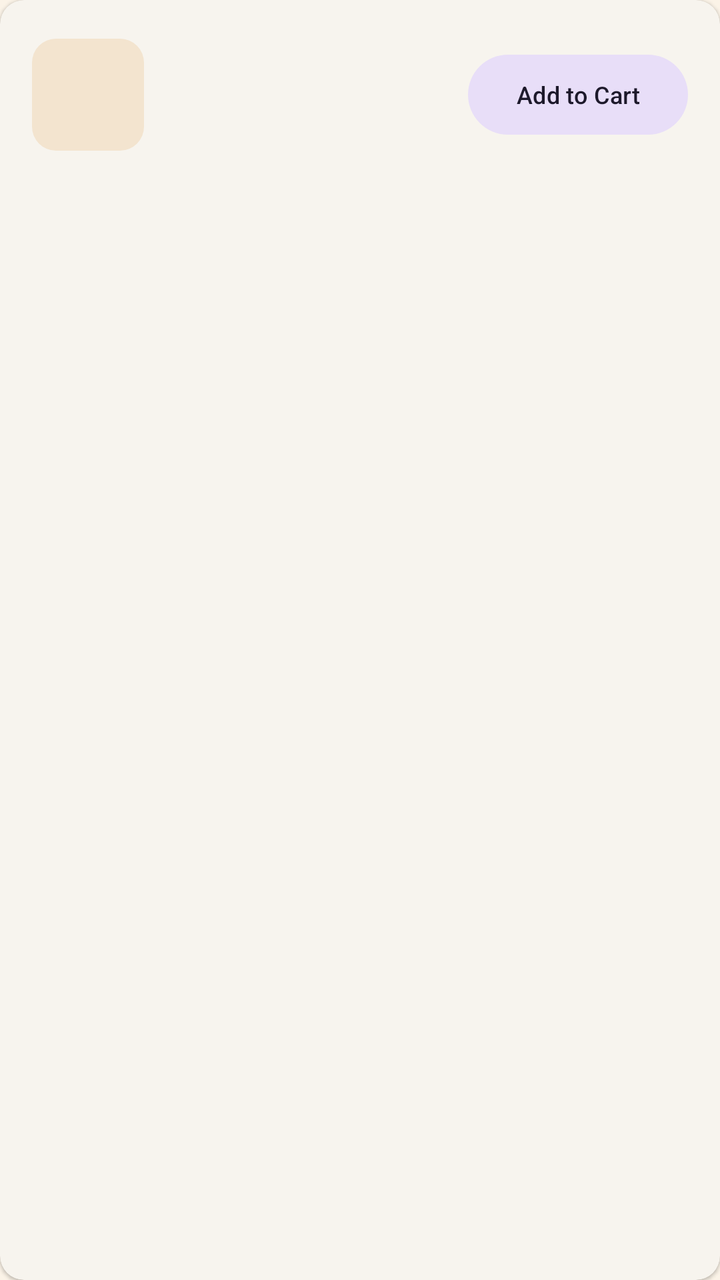
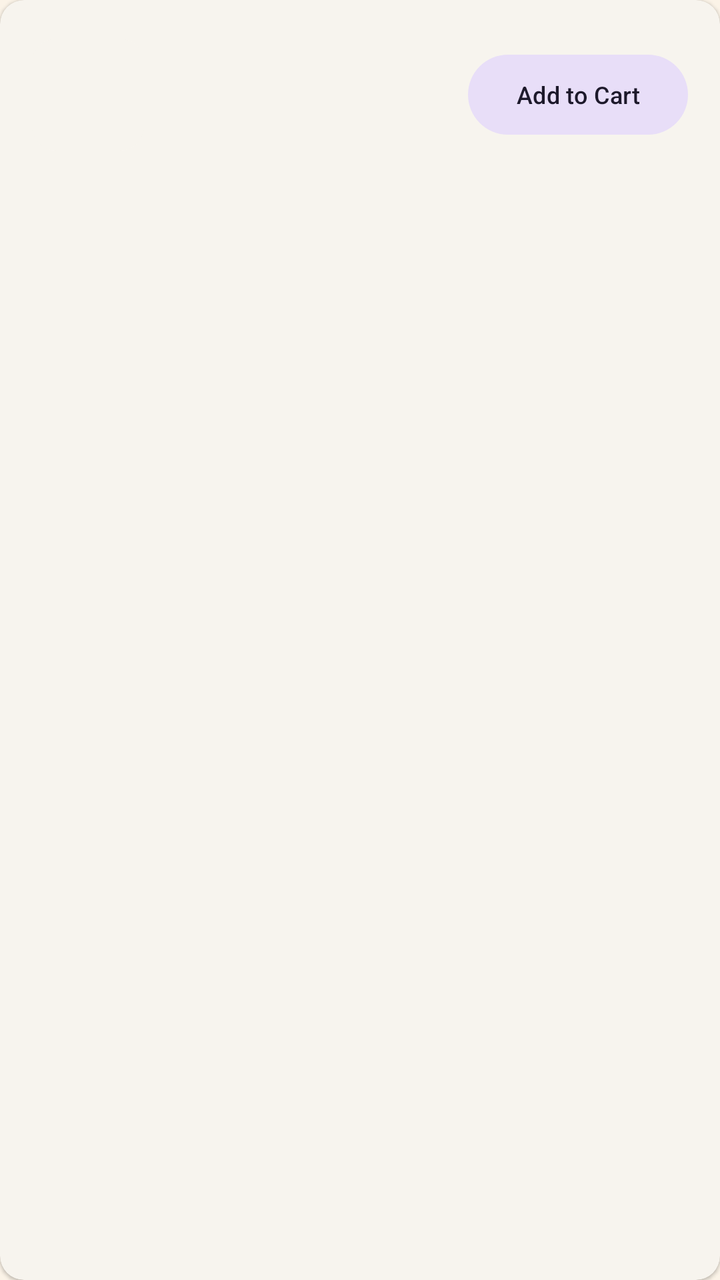

The first picture is an Android layout as it rendered before a commit; the second is the same layout after the commit. The layout source and the unified diff follow.
<!-- AndroidManifest.xml: application theme Theme.Jojos_Cup_Of_Jo -->
<!-- res/layout/item_product.xml -->
<?xml version="1.0" encoding="utf-8"?>
<com.google.android.material.card.MaterialCardView
    xmlns:android="http://schemas.android.com/apk/res/android"
    xmlns:app="http://schemas.android.com/apk/res-auto"
    android:layout_width="match_parent"
    android:layout_height="wrap_content"
    android:layout_marginHorizontal="@dimen/spacing_md"
    android:layout_marginVertical="@dimen/spacing_sm"
    app:cardCornerRadius="@dimen/card_corner_radius"
    app:cardElevation="1dp"
    app:strokeWidth="0dp">

    <LinearLayout
        android:layout_width="match_parent"
        android:layout_height="wrap_content"
        android:gravity="center_vertical"
        android:orientation="horizontal"
        android:padding="@dimen/spacing_md">

        <FrameLayout
            android:layout_width="@dimen/product_swatch_size"
            android:layout_height="@dimen/product_swatch_size">

            <View
                android:id="@+id/product_swatch"
                android:layout_width="match_parent"
                android:layout_height="match_parent"
                android:background="@drawable/bg_placeholder_square" />

            <TextView
                android:id="@+id/product_initials"
                android:layout_width="wrap_content"
                android:layout_height="wrap_content"
                android:layout_gravity="center"
                android:textColor="@color/coffee_cream_50"
                android:textSize="18sp"
                android:textStyle="bold" />
        </FrameLayout>

        <LinearLayout
            android:layout_width="0dp"
            android:layout_height="wrap_content"
            android:layout_marginStart="@dimen/spacing_md"
            android:layout_weight="1"
            android:orientation="vertical">

            <TextView
                android:id="@+id/product_name"
                android:layout_width="match_parent"
                android:layout_height="wrap_content"
                android:textAppearance="@style/TextAppearance.Material3.TitleMedium"
                android:textColor="?attr/colorOnSurface" />

            <TextView
                android:id="@+id/product_description"
                android:layout_width="match_parent"
                android:layout_height="wrap_content"
                android:layout_marginTop="2dp"
                android:ellipsize="end"
                android:maxLines="2"
                android:textAppearance="@style/TextAppearance.Material3.BodySmall"
                android:textColor="?attr/colorOnSurfaceVariant" />

            <TextView
                android:id="@+id/product_price"
                android:layout_width="match_parent"
                android:layout_height="wrap_content"
                android:layout_marginTop="4dp"
                android:textAppearance="@style/TextAppearance.Material3.TitleSmall"
                android:textColor="?attr/colorPrimary" />
        </LinearLayout>

        <com.google.android.material.button.MaterialButton
            android:id="@+id/add_to_cart_button"
            style="@style/Widget.Material3.Button.TonalButton"
            android:layout_width="wrap_content"
            android:layout_height="wrap_content"
            android:layout_marginStart="@dimen/spacing_sm"
            android:text="@string/add_to_cart"
            android:textSize="12sp" />

    </LinearLayout>

</com.google.android.material.card.MaterialCardView>
<!-- resources referenced by this layout -->
<resources>
  <color name="coffee_cream_50">#FFFDF8</color>
  <dimen name="card_corner_radius">12dp</dimen>
  <dimen name="product_swatch_size">56dp</dimen>
  <dimen name="spacing_md">16dp</dimen>
  <dimen name="spacing_sm">8dp</dimen>
  <!-- drawable bg_placeholder_square (drawable) -->
  <?xml version="1.0" encoding="utf-8"?>
  <shape xmlns:android="http://schemas.android.com/apk/res/android"
      android:shape="rectangle">
      <solid android:color="@color/coffee_cream_200" />
      <corners android:radius="@dimen/card_corner_radius" />
  </shape>
  <string name="add_to_cart">Add to Cart</string>
  <style name="Theme.Jojos_Cup_Of_Jo" parent="Base.Theme.Jojos_Cup_Of_Jo" />
  <color name="coffee_cream_200">#F3E4CF</color>
  <style name="Base.Theme.Jojos_Cup_Of_Jo" parent="Theme.Material3.DayNight.NoActionBar">
          <item name="colorPrimary">@color/coffee_mocha_700</item>
          <item name="colorOnPrimary">@color/coffee_cream_50</item>
          <item name="colorPrimaryContainer">@color/coffee_cream_200</item>
          <item name="colorOnPrimaryContainer">@color/coffee_espresso_900</item>
          <item name="colorSecondary">@color/sunflower_yellow_500</item>
          <item name="colorOnSecondary">@color/coffee_espresso_900</item>
          <item name="colorSurface">@color/coffee_cream_50</item>
          <item name="colorOnSurface">@color/coffee_espresso_900</item>
          <item name="android:colorBackground">@color/coffee_cream_100</item>
      </style>
  <color name="coffee_mocha_700">#6F4E37</color>
  <color name="coffee_espresso_900">#3B2519</color>
  <color name="sunflower_yellow_500">#E8A93A</color>
  <color name="coffee_cream_100">#FBF3E7</color>
</resources>

<!-- the commit's change to res/layout/item_product.xml (unified diff, before → after) -->
@@ -17,25 +17,21 @@
         android:orientation="horizontal"
         android:padding="@dimen/spacing_md">
 
-        <FrameLayout
-            android:layout_width="@dimen/product_swatch_size"
-            android:layout_height="@dimen/product_swatch_size">
+        <com.google.android.material.card.MaterialCardView
+            android:layout_width="@dimen/product_image_size"
+            android:layout_height="@dimen/product_image_size"
+            app:cardCornerRadius="@dimen/card_corner_radius"
+            app:cardElevation="0dp"
+            app:strokeWidth="0dp">
 
-            <View
-                android:id="@+id/product_swatch"
+            <ImageView
+                android:id="@+id/product_image"
                 android:layout_width="match_parent"
                 android:layout_height="match_parent"
-                android:background="@drawable/bg_placeholder_square" />
+                android:contentDescription="@null"
+                android:scaleType="centerCrop" />
 
-            <TextView
-                android:id="@+id/product_initials"
-                android:layout_width="wrap_content"
-                android:layout_height="wrap_content"
-                android:layout_gravity="center"
-                android:textColor="@color/coffee_cream_50"
-                android:textSize="18sp"
-                android:textStyle="bold" />
-        </FrameLayout>
+        </com.google.android.material.card.MaterialCardView>
 
         <LinearLayout
             android:layout_width="0dp"
<!-- resource entries referenced after the edit -->
@@ -1,20 +1,11 @@
 <!-- resources referenced by this layout -->
 <resources>
-  <color name="coffee_cream_50">#FFFDF8</color>
   <dimen name="card_corner_radius">12dp</dimen>
-  <dimen name="product_swatch_size">56dp</dimen>
+  <dimen name="product_image_size">56dp</dimen>
   <dimen name="spacing_md">16dp</dimen>
   <dimen name="spacing_sm">8dp</dimen>
-  <!-- drawable bg_placeholder_square (drawable) -->
-  <?xml version="1.0" encoding="utf-8"?>
-  <shape xmlns:android="http://schemas.android.com/apk/res/android"
-      android:shape="rectangle">
-      <solid android:color="@color/coffee_cream_200" />
-      <corners android:radius="@dimen/card_corner_radius" />
-  </shape>
   <string name="add_to_cart">Add to Cart</string>
   <style name="Theme.Jojos_Cup_Of_Jo" parent="Base.Theme.Jojos_Cup_Of_Jo" />
-  <color name="coffee_cream_200">#F3E4CF</color>
   <style name="Base.Theme.Jojos_Cup_Of_Jo" parent="Theme.Material3.DayNight.NoActionBar">
           <item name="colorPrimary">@color/coffee_mocha_700</item>
           <item name="colorOnPrimary">@color/coffee_cream_50</item>
@@ -27,6 +18,8 @@
           <item name="android:colorBackground">@color/coffee_cream_100</item>
       </style>
   <color name="coffee_mocha_700">#6F4E37</color>
+  <color name="coffee_cream_50">#FFFDF8</color>
+  <color name="coffee_cream_200">#F3E4CF</color>
   <color name="coffee_espresso_900">#3B2519</color>
   <color name="sunflower_yellow_500">#E8A93A</color>
   <color name="coffee_cream_100">#FBF3E7</color>
